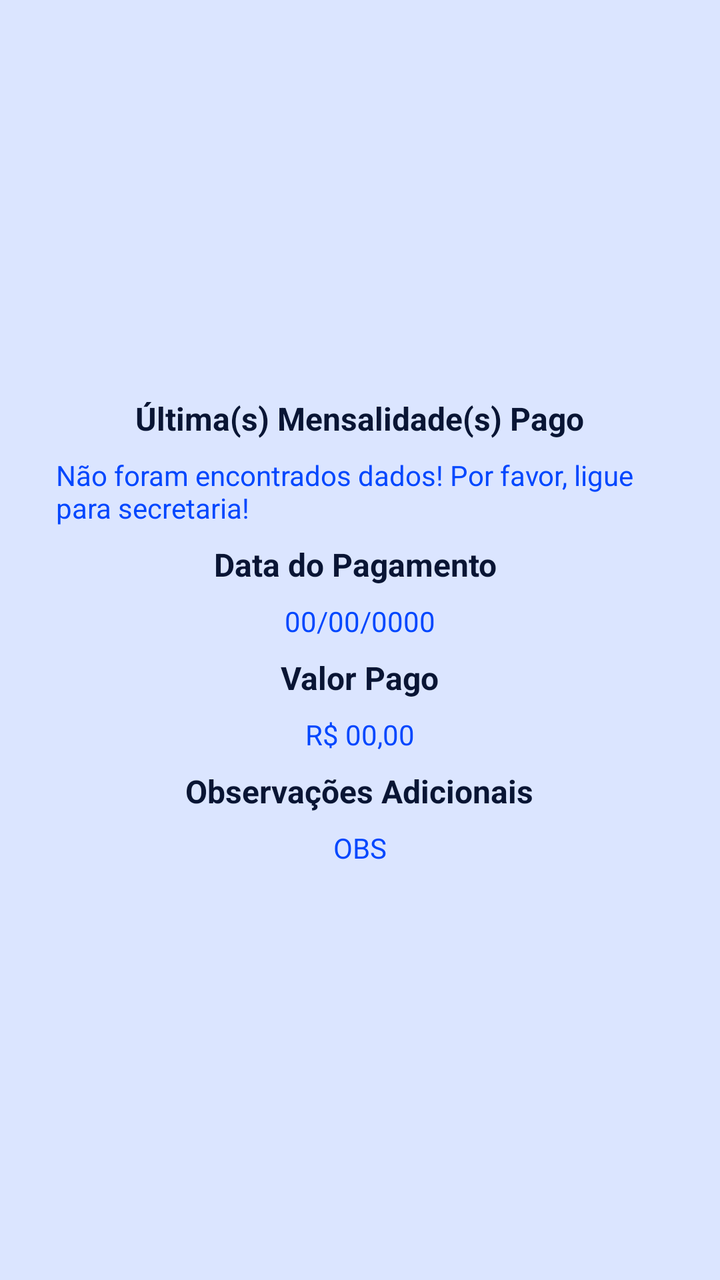
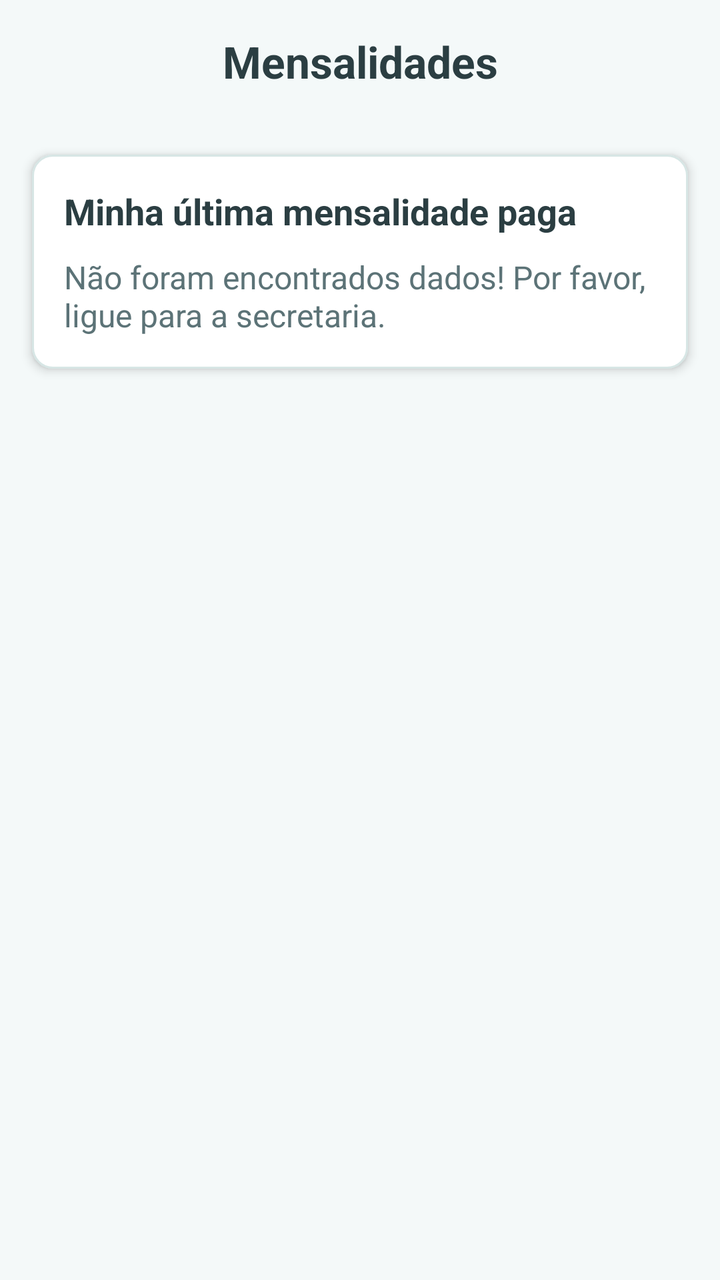

Two renders of the same Android screen: before a commit and after it. Below are the layout's source before the change and the commit's diff.
<!-- AndroidManifest.xml: application theme AppTheme -->
<!-- res/layout/fragment_mensalidades.xml -->
<?xml version="1.0" encoding="utf-8"?>
<LinearLayout
    xmlns:android="http://schemas.android.com/apk/res/android"
    android:layout_width="match_parent"
    android:layout_height="match_parent"
    android:orientation="vertical"
    android:background="#DBE5FF">

    <LinearLayout
        android:layout_width="match_parent"
        android:layout_height="match_parent">

    <LinearLayout
        android:layout_width="match_parent"
        android:layout_height="wrap_content"
        android:layout_margin="20dp"
        android:layout_marginTop="10dp"
        android:layout_gravity="center"
        android:orientation="vertical">

            <TextView
                android:layout_width="wrap_content"
                android:layout_height="wrap_content"
                android:text="Última(s) Mensalidade(s) Pago"
                android:layout_gravity="center"
                android:textSize="16sp"
                android:textStyle="bold"
                android:textColor="#091534"/>

            <TextView
                android:id="@+id/textViewMens"
                android:layout_width="wrap_content"
                android:layout_height="wrap_content"
                android:layout_margin="8dp"
                android:textSize="14sp"
                android:textColor="#0247FE"
                android:layout_gravity="center"
                android:text="Não foram encontrados dados! Por favor, ligue para secretaria!"/>

        <TextView
            android:layout_width="wrap_content"
            android:layout_height="wrap_content"
            android:textSize="16sp"
            android:textStyle="bold"
            android:textColor="#091534"
            android:layout_gravity="center"
            android:text="Data do Pagamento " />

        <TextView
            android:id="@+id/textViewMesPago"
            android:layout_width="wrap_content"
            android:layout_height="wrap_content"
            android:textSize="14sp"
            android:textColor="#0247FE"
            android:layout_gravity="center"
            android:layout_margin="8dp"
            android:text="00/00/0000"/>

            <TextView
                android:layout_width="wrap_content"
                android:layout_height="wrap_content"
                android:textSize="16sp"
                android:textStyle="bold"
                android:textColor="#091534"
                android:layout_gravity="center"
                android:text="Valor Pago" />

            <TextView
                android:id="@+id/textViewValor"
                android:layout_width="wrap_content"
                android:layout_height="wrap_content"
                android:textSize="14sp"
                android:textColor="#0247FE"
                android:layout_gravity="center"
                android:layout_margin="8dp"
                android:text="R$ 00,00"/>

        <TextView
            android:layout_width="wrap_content"
            android:layout_height="wrap_content"
            android:textSize="16sp"
            android:textStyle="bold"
            android:textColor="#091534"
            android:layout_gravity="center"
            android:text="Observações Adicionais" />

        <TextView
            android:id="@+id/textViewObs"
            android:layout_width="wrap_content"
            android:layout_height="wrap_content"
            android:textSize="14sp"
            android:textColor="#0247FE"
            android:layout_gravity="center"
            android:layout_margin="8dp"
            android:textAlignment="center"
            android:text="OBS"/>

    </LinearLayout>
    </LinearLayout>
</LinearLayout>
<!-- resources referenced by this layout -->
<resources>
  <style name="AppTheme" parent="Theme.AppCompat.Light.NoActionBar">
          
          <item name="colorPrimary">@color/colorPrimary</item>
          <item name="colorPrimaryDark">@color/colorPrimaryDark</item>
          <item name="colorAccent">@color/colorAccent</item>
  
      </style>
  <color name="colorPrimary">#3F51B5</color>
  <color name="colorPrimaryDark">#303F9F</color>
  <color name="colorAccent">#0043FA</color>
</resources>

<!-- the commit's change to res/layout/fragment_mensalidades.xml (unified diff, before → after) -->
@@ -1,100 +1,218 @@
 <?xml version="1.0" encoding="utf-8"?>
-<LinearLayout
+<ScrollView
     xmlns:android="http://schemas.android.com/apk/res/android"
     android:layout_width="match_parent"
     android:layout_height="match_parent"
-    android:orientation="vertical"
-    android:background="#DBE5FF">
-
-    <LinearLayout
-        android:layout_width="match_parent"
-        android:layout_height="match_parent">
+    android:background="@color/cadier_bg"
+    android:fillViewport="true">
 
     <LinearLayout
         android:layout_width="match_parent"
         android:layout_height="wrap_content"
-        android:layout_margin="20dp"
-        android:layout_marginTop="10dp"
-        android:layout_gravity="center"
-        android:orientation="vertical">
-
-            <TextView
-                android:layout_width="wrap_content"
-                android:layout_height="wrap_content"
-                android:text="Última(s) Mensalidade(s) Pago"
-                android:layout_gravity="center"
-                android:textSize="16sp"
+        android:orientation="vertical"
+        android:paddingBottom="16dp">
+
+        <TextView
+            style="@style/Cadier.Text.Title"
+            android:layout_width="match_parent"
+            android:layout_height="wrap_content"
+            android:layout_margin="16dp"
+            android:layout_marginBottom="4dp"
+            android:gravity="center"
+            android:text="Mensalidades"/>
+
+        
+        <LinearLayout
+            android:layout_width="match_parent"
+            android:layout_height="wrap_content"
+            android:layout_margin="16dp"
+            android:orientation="vertical"
+            android:background="@drawable/bg_cadier_card"
+            android:elevation="3dp"
+            android:padding="16dp">
+
+            <TextView
+                style="@style/Cadier.Text.Subtitle"
+                android:layout_width="match_parent"
+                android:layout_height="wrap_content"
+                android:text="Minha última mensalidade paga"/>
+
+            <TextView
+                android:id="@+id/textViewMens"
+                style="@style/Cadier.Text.Body"
+                android:layout_width="match_parent"
+                android:layout_height="wrap_content"
+                android:layout_marginTop="10dp"
+                android:textColor="@color/cadier_teal_dark"
                 android:textStyle="bold"
-                android:textColor="#091534"/>
-
-            <TextView
-                android:id="@+id/textViewMens"
-                android:layout_width="wrap_content"
-                android:layout_height="wrap_content"
-                android:layout_margin="8dp"
-                android:textSize="14sp"
-                android:textColor="#0247FE"
-                android:layout_gravity="center"
-                android:text="Não foram encontrados dados! Por favor, ligue para secretaria!"/>
-
-        <TextView
-            android:layout_width="wrap_content"
+                android:visibility="gone"
+                android:text="Serviço"/>
+
+            <LinearLayout
+                android:id="@+id/layoutStatsMens"
+                android:layout_width="match_parent"
+                android:layout_height="wrap_content"
+                android:layout_marginTop="10dp"
+                android:orientation="horizontal"
+                android:visibility="gone">
+
+                <LinearLayout
+                    android:layout_width="0dp"
+                    android:layout_height="wrap_content"
+                    android:layout_weight="1"
+                    android:layout_marginEnd="6dp"
+                    android:orientation="vertical"
+                    android:background="@drawable/bg_cadier_stat_teal"
+                    android:padding="8dp">
+
+                    <TextView
+                        style="@style/Cadier.Text.Caption"
+                        android:layout_width="wrap_content"
+                        android:layout_height="wrap_content"
+                        android:text="Data do Pagamento"/>
+
+                    <TextView
+                        android:id="@+id/textViewMesPago"
+                        style="@style/Cadier.Text.Body"
+                        android:layout_width="wrap_content"
+                        android:layout_height="wrap_content"
+                        android:textColor="@color/cadier_teal_dark"
+                        android:textStyle="bold"
+                        android:text="00/00/0000"/>
+                </LinearLayout>
+
+                <LinearLayout
+                    android:layout_width="0dp"
+                    android:layout_height="wrap_content"
+                    android:layout_weight="1"
+                    android:orientation="vertical"
+                    android:background="@drawable/bg_cadier_stat_teal"
+                    android:padding="8dp">
+
+                    <TextView
+                        style="@style/Cadier.Text.Caption"
+                        android:layout_width="wrap_content"
+                        android:layout_height="wrap_content"
+                        android:text="Valor Pago"/>
+
+                    <TextView
+                        android:id="@+id/textViewValor"
+                        style="@style/Cadier.Text.Body"
+                        android:layout_width="wrap_content"
+                        android:layout_height="wrap_content"
+                        android:textColor="@color/cadier_teal_dark"
+                        android:textStyle="bold"
+                        android:text="R$ 00,00"/>
+                </LinearLayout>
+            </LinearLayout>
+
+            <TextView
+                android:id="@+id/textViewMensVazio"
+                style="@style/Cadier.Text.Body.Secondary"
+                android:layout_width="match_parent"
+                android:layout_height="wrap_content"
+                android:layout_marginTop="10dp"
+                android:text="Não foram encontrados dados! Por favor, ligue para a secretaria."/>
+
+        </LinearLayout>
+
+        
+        <LinearLayout
+            android:id="@+id/cardMensalidadeIgreja"
+            android:layout_width="match_parent"
             android:layout_height="wrap_content"
-            android:textSize="16sp"
-            android:textStyle="bold"
-            android:textColor="#091534"
-            android:layout_gravity="center"
-            android:text="Data do Pagamento " />
-
-        <TextView
-            android:id="@+id/textViewMesPago"
-            android:layout_width="wrap_content"
-            android:layout_height="wrap_content"
-            android:textSize="14sp"
-            android:textColor="#0247FE"
-            android:layout_gravity="center"
-            android:layout_margin="8dp"
-            android:text="00/00/0000"/>
-
-            <TextView
-                android:layout_width="wrap_content"
-                android:layout_height="wrap_content"
-                android:textSize="16sp"
+            android:layout_marginStart="16dp"
+            android:layout_marginEnd="16dp"
+            android:orientation="vertical"
+            android:background="@drawable/bg_cadier_card"
+            android:elevation="3dp"
+            android:padding="16dp"
+            android:visibility="gone">
+
+            <TextView
+                android:id="@+id/textViewNomeIgreja"
+                style="@style/Cadier.Text.Subtitle"
+                android:layout_width="match_parent"
+                android:layout_height="wrap_content"
+                android:text="Última mensalidade paga - Nome da Igreja"/>
+
+            <TextView
+                android:id="@+id/textViewMensIgreja"
+                style="@style/Cadier.Text.Body"
+                android:layout_width="match_parent"
+                android:layout_height="wrap_content"
+                android:layout_marginTop="10dp"
+                android:textColor="@color/cadier_teal_dark"
                 android:textStyle="bold"
-                android:textColor="#091534"
-                android:layout_gravity="center"
-                android:text="Valor Pago" />
-
-            <TextView
-                android:id="@+id/textViewValor"
-                android:layout_width="wrap_content"
-                android:layout_height="wrap_content"
-                android:textSize="14sp"
-                android:textColor="#0247FE"
-                android:layout_gravity="center"
-                android:layout_margin="8dp"
-                android:text="R$ 00,00"/>
-
-        <TextView
-            android:layout_width="wrap_content"
-            android:layout_height="wrap_content"
-            android:textSize="16sp"
-            android:textStyle="bold"
-            android:textColor="#091534"
-            android:layout_gravity="center"
-            android:text="Observações Adicionais" />
-
-        <TextView
-            android:id="@+id/textViewObs"
-            android:layout_width="wrap_content"
-            android:layout_height="wrap_content"
-            android:textSize="14sp"
-            android:textColor="#0247FE"
-            android:layout_gravity="center"
-            android:layout_margin="8dp"
-            android:textAlignment="center"
-            android:text="OBS"/>
+                android:text="Serviço"/>
+
+            <LinearLayout
+                android:id="@+id/layoutStatsMensIgreja"
+                android:layout_width="match_parent"
+                android:layout_height="wrap_content"
+                android:layout_marginTop="10dp"
+                android:orientation="horizontal">
+
+                <LinearLayout
+                    android:layout_width="0dp"
+                    android:layout_height="wrap_content"
+                    android:layout_weight="1"
+                    android:layout_marginEnd="6dp"
+                    android:orientation="vertical"
+                    android:background="@drawable/bg_cadier_stat_teal"
+                    android:padding="8dp">
+
+                    <TextView
+                        style="@style/Cadier.Text.Caption"
+                        android:layout_width="wrap_content"
+                        android:layout_height="wrap_content"
+                        android:text="Data do Pagamento"/>
+
+                    <TextView
+                        android:id="@+id/textViewMesPagoIgreja"
+                        style="@style/Cadier.Text.Body"
+                        android:layout_width="wrap_content"
+                        android:layout_height="wrap_content"
+                        android:textColor="@color/cadier_teal_dark"
+                        android:textStyle="bold"
+                        android:text="00/00/0000"/>
+                </LinearLayout>
+
+                <LinearLayout
+                    android:layout_width="0dp"
+                    android:layout_height="wrap_content"
+                    android:layout_weight="1"
+                    android:orientation="vertical"
+                    android:background="@drawable/bg_cadier_stat_teal"
+                    android:padding="8dp">
+
+                    <TextView
+                        style="@style/Cadier.Text.Caption"
+                        android:layout_width="wrap_content"
+                        android:layout_height="wrap_content"
+                        android:text="Valor Pago"/>
+
+                    <TextView
+                        android:id="@+id/textViewValorIgreja"
+                        style="@style/Cadier.Text.Body"
+                        android:layout_width="wrap_content"
+                        android:layout_height="wrap_content"
+                        android:textColor="@color/cadier_teal_dark"
+                        android:textStyle="bold"
+                        android:text="R$ 00,00"/>
+                </LinearLayout>
+            </LinearLayout>
+
+            <TextView
+                android:id="@+id/textViewMensIgrejaVazio"
+                style="@style/Cadier.Text.Body.Secondary"
+                android:layout_width="match_parent"
+                android:layout_height="wrap_content"
+                android:layout_marginTop="10dp"
+                android:visibility="gone"
+                android:text="Nenhuma mensalidade paga encontrada para essa igreja."/>
+
+        </LinearLayout>
 
     </LinearLayout>
-    </LinearLayout>
-</LinearLayout>
+</ScrollView>
<!-- resource entries referenced after the edit -->
@@ -1,14 +1,66 @@
 <!-- resources referenced by this layout -->
 <resources>
+  <color name="cadier_bg">#F4F9F9</color>
+  <color name="cadier_teal_dark">#0C6C67</color>
+  <!-- drawable bg_cadier_card (drawable) -->
+  <?xml version="1.0" encoding="utf-8"?>
+  <shape xmlns:android="http://schemas.android.com/apk/res/android" android:shape="rectangle">
+      <solid android:color="@color/cadier_surface"/>
+      <stroke android:width="1dp" android:color="@color/cadier_border"/>
+      <corners android:radius="@dimen/cadier_radius_card"/>
+  </shape>
+  <!-- drawable bg_cadier_stat_teal (drawable) -->
+  <?xml version="1.0" encoding="utf-8"?>
+  <shape xmlns:android="http://schemas.android.com/apk/res/android" android:shape="rectangle">
+      <solid android:color="@color/cadier_teal_light_bg"/>
+      <corners android:radius="@dimen/cadier_radius_input"/>
+  </shape>
+  <style name="Cadier.Text.Body" parent="">
+          <item name="android:textSize">@dimen/cadier_text_body</item>
+          <item name="android:textColor">@color/cadier_text_primary</item>
+      </style>
+  <style name="Cadier.Text.Body.Secondary" parent="Cadier.Text.Body">
+          <item name="android:textSize">@dimen/cadier_text_body_secondary</item>
+          <item name="android:textColor">@color/cadier_text_secondary</item>
+      </style>
+  <style name="Cadier.Text.Caption" parent="">
+          <item name="android:textSize">@dimen/cadier_text_caption</item>
+          <item name="android:textColor">@color/cadier_text_secondary</item>
+      </style>
+  <style name="Cadier.Text.Subtitle" parent="">
+          <item name="android:textSize">@dimen/cadier_text_subtitle</item>
+          <item name="android:textStyle">bold</item>
+          <item name="android:textColor">@color/cadier_text_primary</item>
+      </style>
+  <style name="Cadier.Text.Title" parent="">
+          <item name="android:textSize">@dimen/cadier_text_title</item>
+          <item name="android:textStyle">bold</item>
+          <item name="android:textColor">@color/cadier_text_primary</item>
+      </style>
   <style name="AppTheme" parent="Theme.AppCompat.Light.NoActionBar">
           
           <item name="colorPrimary">@color/colorPrimary</item>
           <item name="colorPrimaryDark">@color/colorPrimaryDark</item>
           <item name="colorAccent">@color/colorAccent</item>
-  
+          <item name="android:windowBackground">@color/cadier_bg</item>
+          <item name="android:textColorPrimary">@color/cadier_text_primary</item>
       </style>
-  <color name="colorPrimary">#3F51B5</color>
-  <color name="colorPrimaryDark">#303F9F</color>
-  <color name="colorAccent">#0043FA</color>
+  <color name="cadier_surface">#FFFFFF</color>
+  <color name="cadier_border">#D7E6E5</color>
+  <dimen name="cadier_radius_card">10dp</dimen>
+  <color name="cadier_teal_light_bg">#E3F3F2</color>
+  <dimen name="cadier_radius_input">8dp</dimen>
+  <dimen name="cadier_text_body">17sp</dimen>
+  <color name="cadier_text_primary">#2B3E42</color>
+  <dimen name="cadier_text_body_secondary">16sp</dimen>
+  <color name="cadier_text_secondary">#5C7377</color>
+  <dimen name="cadier_text_caption">15sp</dimen>
+  <dimen name="cadier_text_subtitle">18sp</dimen>
+  <dimen name="cadier_text_title">22sp</dimen>
+  <color name="colorPrimary">@color/cadier_teal</color>
+  <color name="colorPrimaryDark">@color/cadier_teal_dark</color>
+  <color name="colorAccent">@color/cadier_orange</color>
+  <color name="cadier_teal">#128C86</color>
+  <color name="cadier_orange">#F5821F</color>
 </resources>
 
